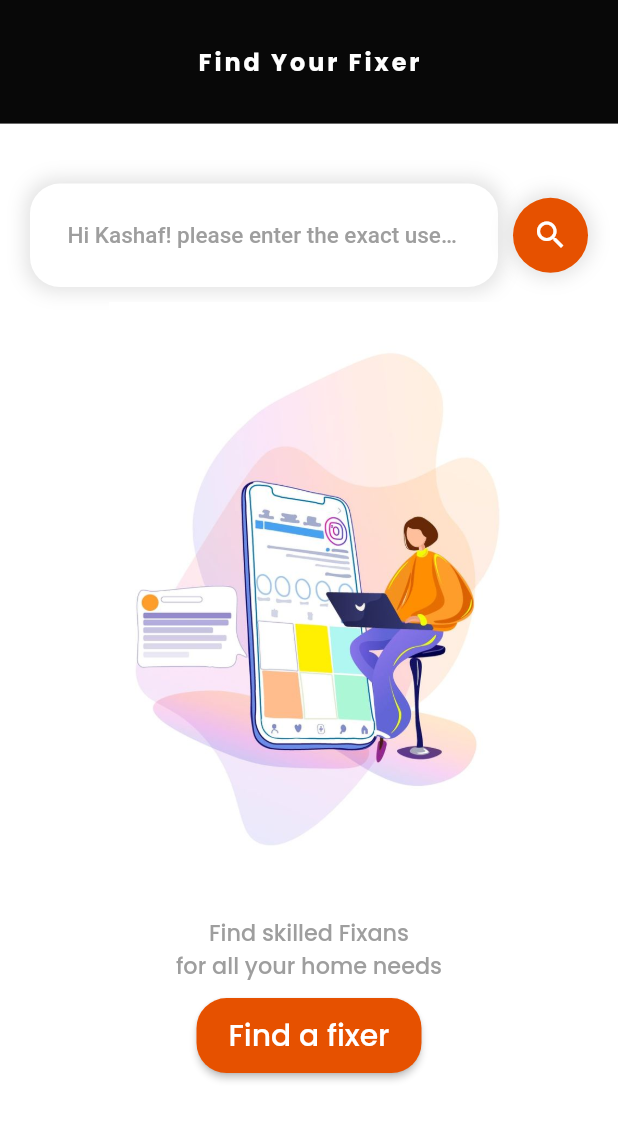
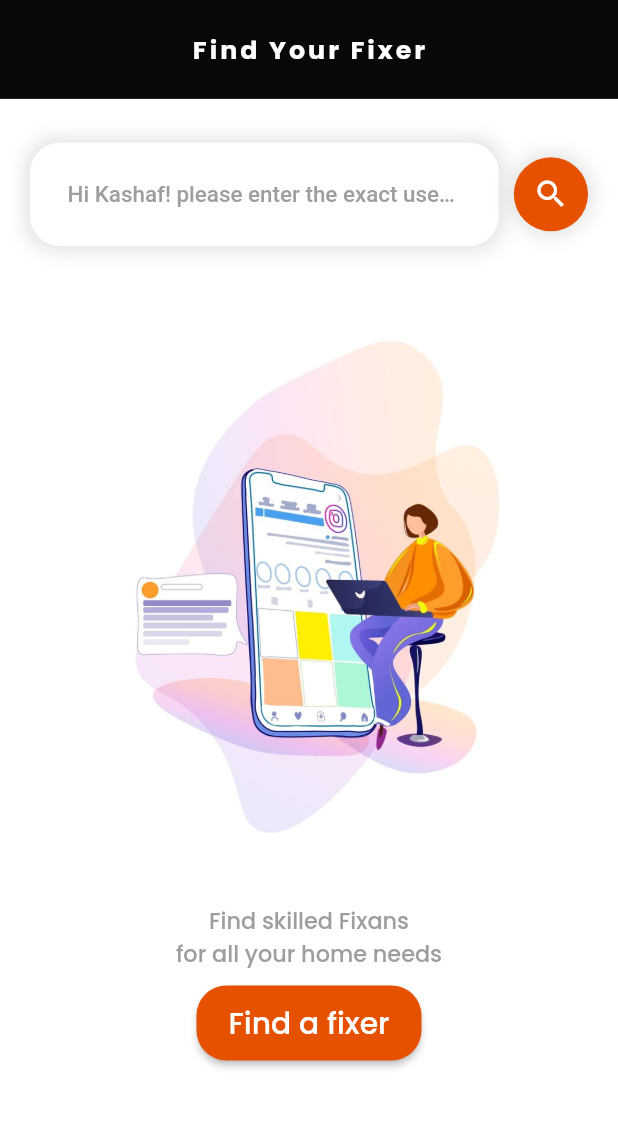
Before and after one commit to kashaf-ud-duja/All_fixs_flutter-projects, a Flutter app: the InviteFriend screen opened directly, on a phone screen of 412 x 824 dp, the part 90-1231 px from its top. Run offline on Flutter 3.47's test engine with Material 2 defaults, Android fonts, the phone set to English and light mode, and no system bars; our stand-ins replace circular_profile_avatar, flutter_sizer, getwidget, google_fonts, page_transition, rounded_loading_button; Roboto replaces fonts that are missing (Nunito).

Commit message:
implemented responsiveness

```diff
--- a/all_fixs/lib/Views/Invitation/invite_friend.dart
+++ b/all_fixs/lib/Views/Invitation/invite_friend.dart
@@ -52,21 +52,21 @@ class InviteFriend extends StatelessWidget {
           children: [
             Container(
               alignment: Alignment.center,
-              height: 10.h,
+              height: 8.h,
               width: double.infinity,
               decoration:
                   const BoxDecoration(color: Color.fromARGB(255, 8, 8, 8)),
               child: Text(
                 "Find Your Fixer",
                 style: GoogleFonts.poppins(
-                    fontSize: 16.sp,
+                    fontSize: 17.sp,
                     fontWeight: FontWeight.bold,
                     letterSpacing: 2,
                     textStyle: const TextStyle(color: Colors.white)),
               ),
             ),
             const SizedBox(
-              height: 40,
+              height: 10,
             ),
             Padding(
               padding: const EdgeInsets.symmetric(horizontal: 20.0),
@@ -74,7 +74,7 @@ class InviteFriend extends StatelessWidget {
                 children: [
                   Expanded(
                     child: Container(
-                      width: 250.w,
+                      width: 200.w,
                       decoration: BoxDecoration(
                           color: Colors.white,
                           borderRadius: const BorderRadius.all(
@@ -87,7 +87,7 @@ class InviteFriend extends StatelessWidget {
                               blurRadius: 10,
                             )
                           ]),
-                      child: const TextField(
+                      child: TextField(
                         decoration: InputDecoration(
                             contentPadding: EdgeInsets.symmetric(
                                 vertical: 25, horizontal: 25),
@@ -97,7 +97,7 @@ class InviteFriend extends StatelessWidget {
                               color: Colors.grey,
                               fontFamily: "Nunito",
                               fontWeight: FontWeight.w500,
-                              fontSize: 15,
+                              fontSize: 15.sp,
                             ),
                             border: InputBorder.none,
                             enabledBorder: InputBorder.none,
@@ -110,8 +110,8 @@ class InviteFriend extends StatelessWidget {
                     width: 10,
                   ),
                   Container(
-                      height: 50,
-                      width: 50,
+                      height: 13.h,
+                      width: 12.w,
                       decoration: BoxDecoration(
                           color: Colors.orange[900],
                           shape: BoxShape.circle,
@@ -175,7 +175,7 @@ class InviteFriend extends StatelessWidget {
               ),
             ),
             const SizedBox(
-              height: 10,
+              height: 50,
             ),
           ],
         ),
--- a/all_fixs/lib/main.dart
+++ b/all_fixs/lib/main.dart
@@ -18,7 +18,7 @@ class Allfixs extends StatelessWidget {
             builder: (context, orientation, screenType) {
             return MaterialApp(
               title: 'ALL FIXS',
-              home: AcceptInvitation(),
+              home: logIn(),
               debugShowCheckedModeBanner: false,
             );
             }
```
Also changed, not shown: all_fixs/lib/Views/Invitation/accept_invite.dart (+17 -15 lines).
